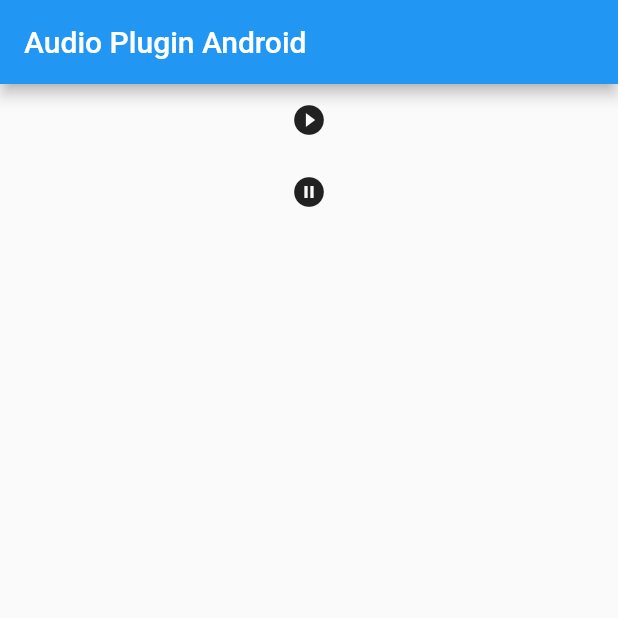
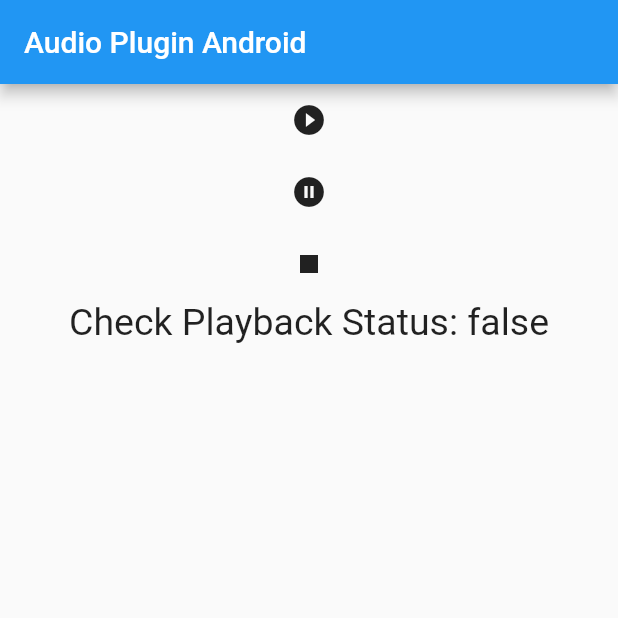
Before and after one commit to thyagoluciano/flutter_radio, a Flutter app: the screen it shows after launch, after a tap on the "play circle filled" icon, on a phone screen of 412 x 824 dp, the top half of it. Run offline on Flutter 3.47's test engine with Material 2 defaults, Android fonts, the phone set to English and light mode, and no system bars.

Commit message:
140/5000 Implementing method isPlaying () and stop ()
Implementing the isPlaying () and stop () method in the plugin, to use them in the example

```diff
--- a/example/lib/main.dart
+++ b/example/lib/main.dart
@@ -11,12 +11,16 @@ class MyApp extends StatefulWidget {
 }
 
 class _MyAppState extends State<MyApp> {
-  static const streamUrl = "https://ia802708.us.archive.org/3/items/count_monte_cristo_0711_librivox/count_of_monte_cristo_001_dumas.mp3";
+  static const streamUrl =
+      "https://ia802708.us.archive.org/3/items/count_monte_cristo_0711_librivox/count_of_monte_cristo_001_dumas.mp3";
+
+  bool isPlaying;
 
   @override
   void initState() {
     super.initState();
     audioStart();
+    playingStatus();
   }
 
   Future<void> audioStart() async {
@@ -36,15 +40,39 @@ class _MyAppState extends State<MyApp> {
           children: <Widget>[
             FlatButton(
               child: Icon(Icons.play_circle_filled),
-              onPressed: () => FlutterRadio.playOrPause(url: streamUrl),
+              onPressed: () {
+                FlutterRadio.playOrPause(url: streamUrl);
+                playingStatus();
+              },
             ),
             FlatButton(
               child: Icon(Icons.pause_circle_filled),
-              onPressed: () => FlutterRadio.playOrPause(url: streamUrl),
+              onPressed: () {
+                FlutterRadio.playOrPause(url: streamUrl);
+                playingStatus();
+              },
+            ),
+            FlatButton(
+              child: Icon(Icons.stop),
+              onPressed: () {
+                FlutterRadio.playOrPause(url: streamUrl);
+                playingStatus();
+              },
+            ),
+            Text(
+              'Check Playback Status: $isPlaying',
+              style: TextStyle(fontSize: 25.0),
             )
           ],
         )),
       ),
     );
   }
+
+  Future playingStatus() async {
+    bool isP = await FlutterRadio.isPlaying();
+    setState(() {
+      isPlaying = isP;
+    });
+  }
 }
--- a/lib/flutter_radio.dart
+++ b/lib/flutter_radio.dart
@@ -20,6 +20,15 @@ class FlutterRadio {
     await _channel.invokeMethod('pause', params);
   }
 
+  static Future<void> stop() async {
+    await _channel.invokeMethod('stop');
+  }
+
+  static Future<bool> isPlaying() async {
+    final bool playing = await _channel.invokeMethod('isPlaying');
+    return playing;
+  }
+
   static Future<void> playOrPause({@required String url}) async {
     final Map<String, dynamic> params = <String, dynamic>{'url': url};
     await _channel.invokeMethod('playOrPause', params);
```
Also changed, not shown: 2 other files.
